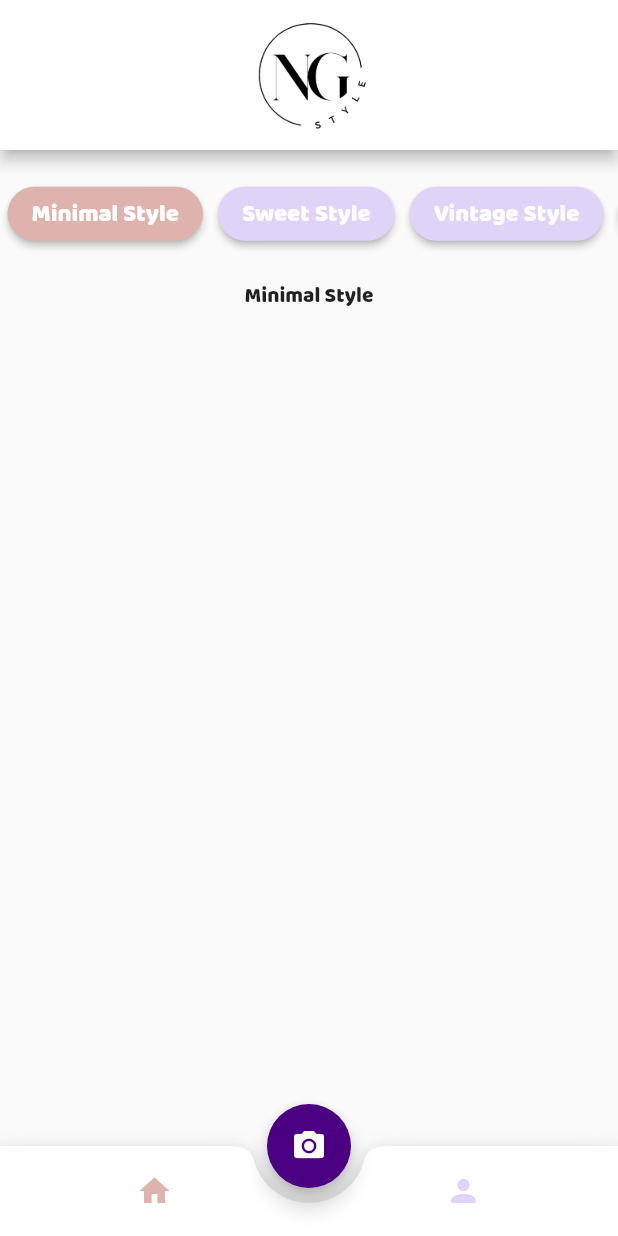
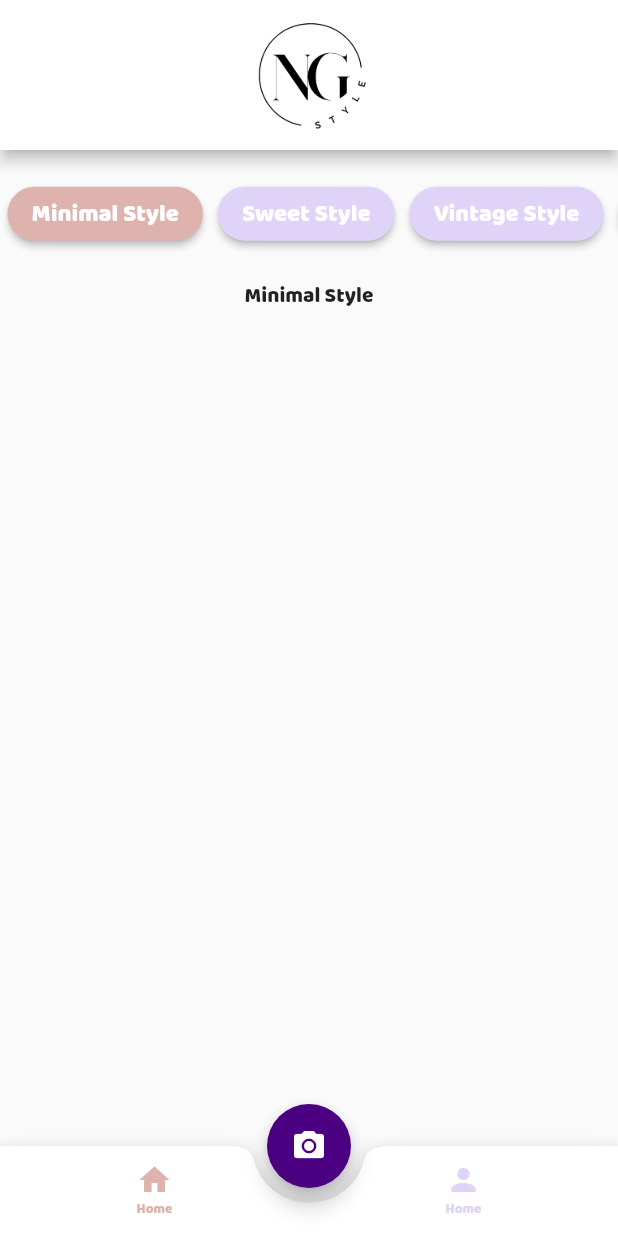
Before and after one commit to nahzakiki/style_app, a Flutter app: the PreviewPage screen opened directly with empty values, after a tap on the "arrow back ios" icon, on a phone screen of 412 x 824 dp. Run offline on Flutter 3.47's test engine with Material 2 defaults, Android fonts, the phone set to English and light mode, and no system bars; our stand-ins replace dio, gallery_saver, image_gallery_saver, image_picker.

Commit message:
Level 9 Proflie

```diff
--- a/lib/IndexPreview.dart
+++ b/lib/IndexPreview.dart
@@ -17,7 +17,6 @@ class IndexPreview extends StatefulWidget {
 }
 
 class _IndexPreview extends State<IndexPreview> with TickerProviderStateMixin {
-
   int currentTab = 0;
 
   List<Widget> screen = [
@@ -70,6 +69,12 @@ class _IndexPreview extends State<IndexPreview> with TickerProviderStateMixin {
                             color: currentTab == 0
                                 ? Color.fromRGBO(222, 179, 173, 1.0)
                                 : Color.fromRGBO(223, 211, 248, 1.0)),
+                        Text("Home",
+                            style: TextStyle(
+                                fontSize: 9,
+                                color: currentTab == 0
+                                    ? Color.fromRGBO(222, 179, 173, 1.0)
+                                    : Color.fromRGBO(223, 211, 248, 1.0))),
                       ],
                     ),
                   ),
@@ -94,6 +99,12 @@ class _IndexPreview extends State<IndexPreview> with TickerProviderStateMixin {
                             color: currentTab == 1
                                 ? Color.fromRGBO(222, 179, 173, 1.0)
                                 : Color.fromRGBO(223, 211, 248, 1.0)),
+                        Text("Home",
+                            style: TextStyle(
+                                fontSize: 9,
+                                color: currentTab == 1
+                                    ? Color.fromRGBO(222, 179, 173, 1.0)
+                                    : Color.fromRGBO(223, 211, 248, 1.0))),
                       ],
                     ),
                   ),
@@ -114,7 +125,7 @@ class _IndexPreview extends State<IndexPreview> with TickerProviderStateMixin {
       if (image == null) return;
 
       Navigator.push(context,
-          MaterialPageRoute(builder: (context) =>  PreviewPage(image: image)));
+          MaterialPageRoute(builder: (context) => PreviewPage(image: image)));
 
       //final imageTemporary = File(image.path);
       final imagePermanent = await saveImagePermanent(image.path);
--- a/lib/camera/PreviewPage.dart
+++ b/lib/camera/PreviewPage.dart
@@ -126,7 +126,7 @@ class PreviewPage extends StatelessWidget {
                   child: Material(
                     color: Color.fromRGBO(222, 216, 244, 1.0),
                     child: InkWell(
-                      splashColor: Colors.red,
+                      splashColor: Color.fromRGBO(222, 179, 173, 1.0),
                       onTap: () async {
                         _showModalSheet();
                       },
@@ -142,10 +142,10 @@ class PreviewPage extends StatelessWidget {
                   child: Material(
                     color: Color.fromRGBO(222, 216, 244, 1.0),
                     child: InkWell(
-                      splashColor: Colors.red,
+                      splashColor: Color.fromRGBO(222, 179, 173, 1.0),
                       onTap: () async {
                         print(image.path);
-                        GallerySaver.saveImage(image.path).then((path) => {_showMaterialDialog("baba","Save Image Successfully")});
+                        GallerySaver.saveImage(image.path).then((path) => {_showMaterialDialog("Save image!!","Save Image Successfully")});
                       },
                       child: SizedBox(
                         width: 56,
```
Also changed, not shown: lib/home/ProfilePage.dart (+113 -10 lines), assets/images/S__5963780.jpg (added).
